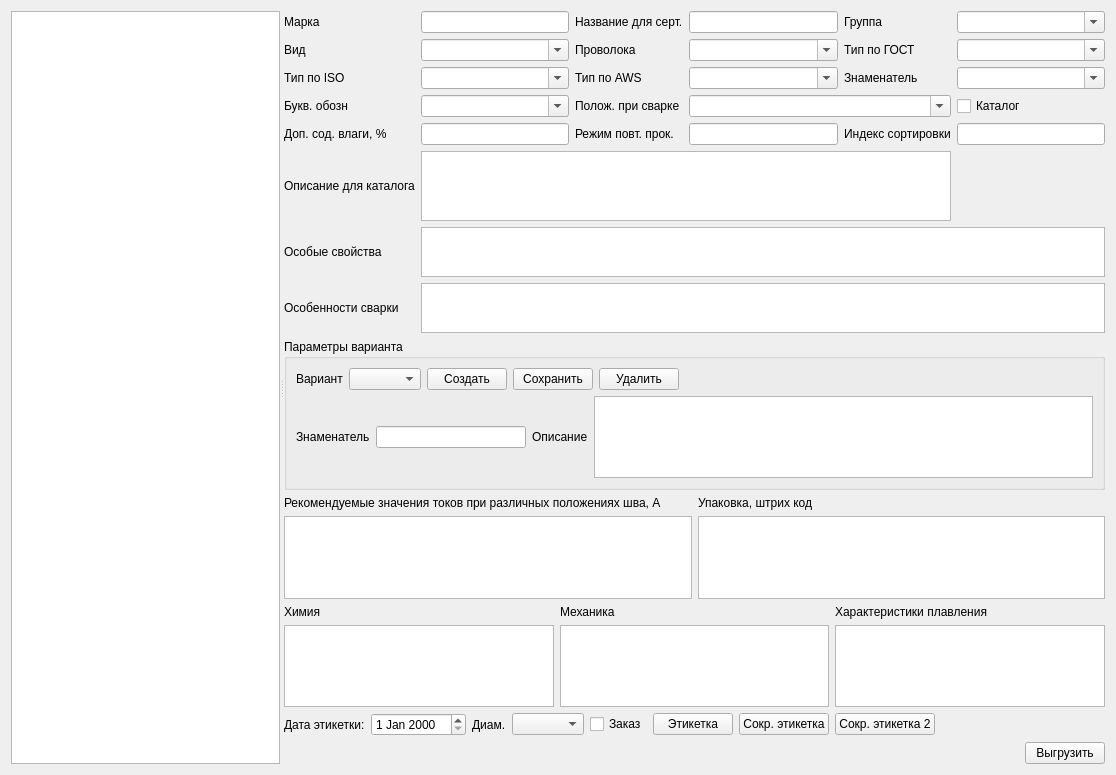
Sergeyego/el_sert, file formmark.ui: the form before one commit.
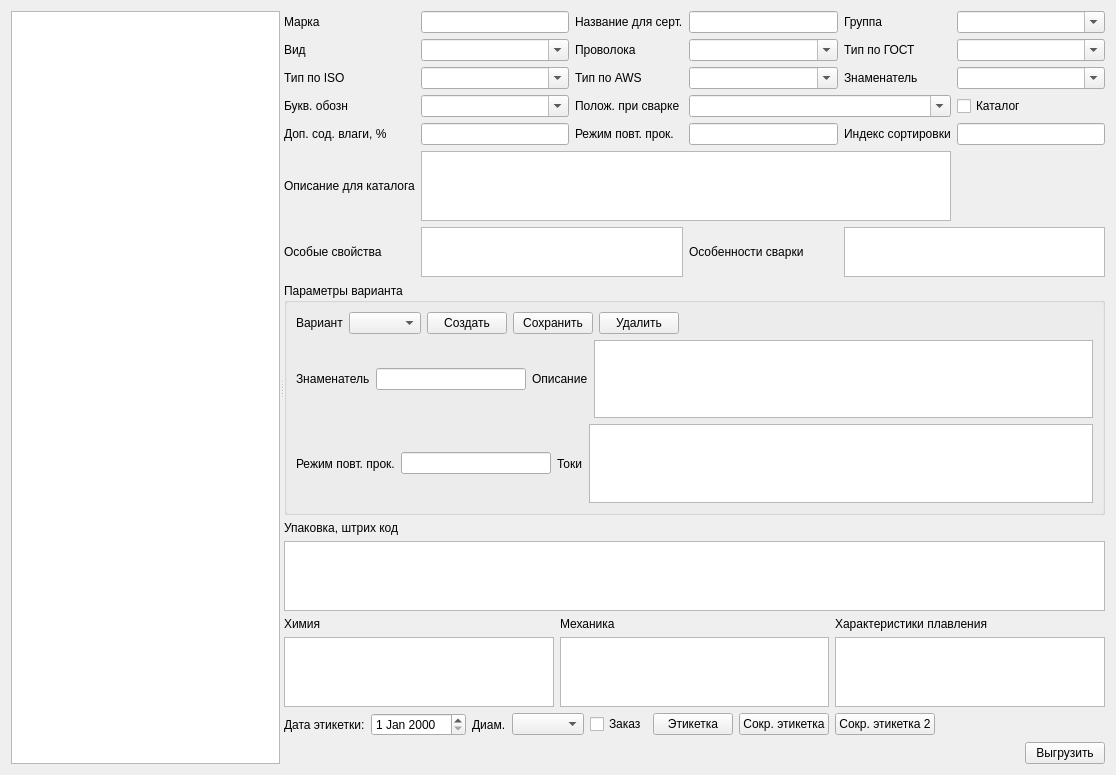
The form after the commit. Custom widgets are drawn as their Qt base class.

Commit message: Разные токи для разных вариантов

What changed in the file:
```diff
--- a/formmark.ui
+++ b/formmark.ui
@@ -237,19 +237,6 @@
            </property>
           </widget>
          </item>
-         <item row="7" column="0">
-          <widget class="QLabel" name="label_22">
-           <property name="sizePolicy">
-            <sizepolicy hsizetype="Maximum" vsizetype="Preferred">
-             <horstretch>0</horstretch>
-             <verstretch>0</verstretch>
-            </sizepolicy>
-           </property>
-           <property name="text">
-            <string>Особенности сварки</string>
-           </property>
-          </widget>
-         </item>
          <item row="5" column="1" colspan="4">
           <widget class="QPlainTextEdit" name="plainTextEditDescrCat">
            <property name="maximumSize">
@@ -282,7 +269,7 @@
            </property>
           </widget>
          </item>
-         <item row="6" column="1" colspan="5">
+         <item row="6" column="1" colspan="2">
           <widget class="QPlainTextEdit" name="plainTextEditDescrSpec">
            <property name="maximumSize">
             <size>
@@ -292,7 +279,20 @@
            </property>
           </widget>
          </item>
-         <item row="7" column="1" colspan="5">
+         <item row="6" column="3">
+          <widget class="QLabel" name="label_22">
+           <property name="sizePolicy">
+            <sizepolicy hsizetype="Maximum" vsizetype="Preferred">
+             <horstretch>0</horstretch>
+             <verstretch>0</verstretch>
+            </sizepolicy>
+           </property>
+           <property name="text">
+            <string>Особенности сварки</string>
+           </property>
+          </widget>
+         </item>
+         <item row="6" column="4" colspan="2">
           <widget class="QPlainTextEdit" name="plainTextEditDescrFeature">
            <property name="maximumSize">
             <size>
@@ -389,32 +389,42 @@
             </item>
            </layout>
           </item>
-         </layout>
-        </widget>
-       </item>
        <item>
-        <layout class="QHBoxLayout" name="horizontalLayout_2">
-         <item>
-          <layout class="QVBoxLayout" name="verticalLayout_4">
+           <layout class="QHBoxLayout" name="horizontalLayout_3">
            <item>
             <widget class="QLabel" name="label_16">
              <property name="text">
-              <string>Рекомендуемые значения токов при различных положениях шва, А</string>
+               <string>Режим повт. прок.</string>
              </property>
             </widget>
            </item>
            <item>
-            <widget class="DbViewer" name="tableViewAmp">
+             <widget class="QLineEdit" name="lineEditProcVar">
              <property name="maximumSize">
               <size>
-               <width>500</width>
+                <width>150</width>
                <height>16777215</height>
               </size>
              </property>
             </widget>
            </item>
-          </layout>
-         </item>
+            <item>
+             <widget class="QLabel" name="label_19">
+              <property name="text">
+               <string>Токи</string>
+              </property>
+             </widget>
+            </item>
+            <item>
+             <widget class="DbViewer" name="tableViewAmp"/>
+            </item>
+           </layout>
+          </item>
+         </layout>
+        </widget>
+       </item>
+       <item>
+        <layout class="QHBoxLayout" name="horizontalLayout_2">
          <item>
           <layout class="QVBoxLayout" name="verticalLayout_3">
            <item>
```
Lines whose indentation alone changed are shown as unchanged. The commit also changes 3 other files.
